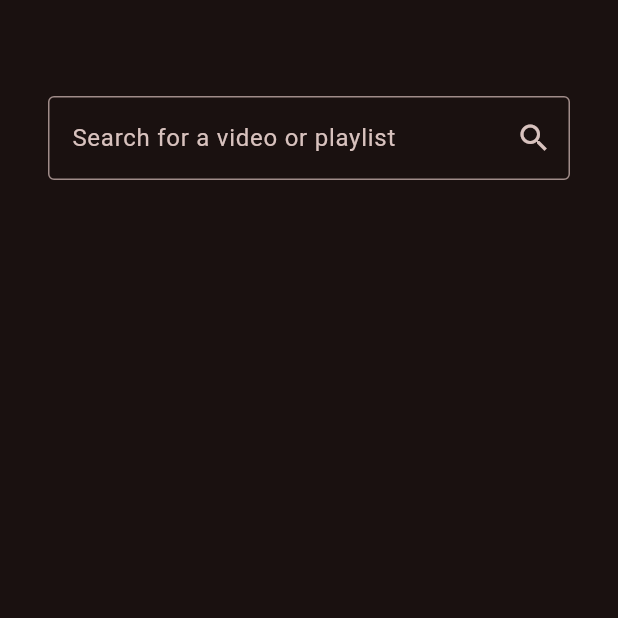
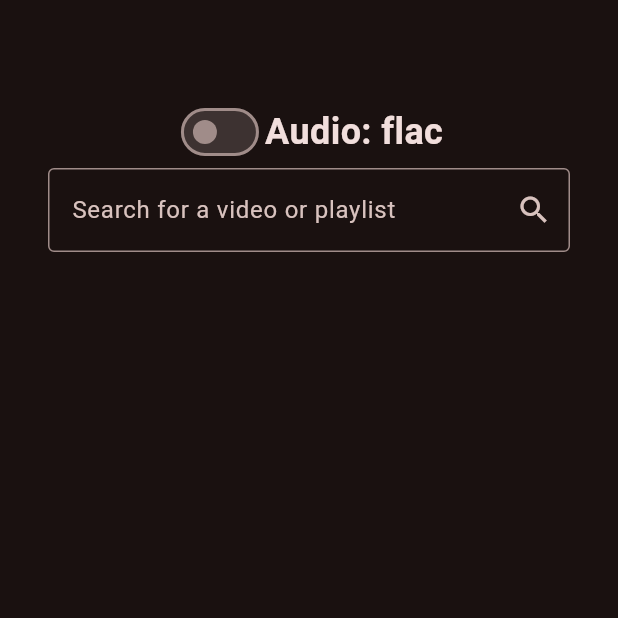
Before and after one commit to Crash285github/yt_downloader, a Flutter app: the screen it shows after launch, on a phone screen of 412 x 824 dp, the top half of it. Run offline on Flutter 3.47's test engine with Material 3 defaults, Android fonts, the phone set to English and light mode, and no system bars; our stand-ins replace file_picker; missing offline and left inert: window_manager, youtube_explode_dart.

Commit message:
upgrade and mp3 toggle

```diff
--- a/lib/downloader.dart
+++ b/lib/downloader.dart
@@ -37,8 +37,9 @@ class Downloader {
       await audioStream.pipe(audioFileStream);
       await audioFileStream.flush();
       await audioFileStream.close();
-    } catch (e) {
+    } catch (e, s) {
       log(e.toString());
+      log(s.toString());
       return false;
     }
 
--- a/lib/home.dart
+++ b/lib/home.dart
@@ -47,7 +47,26 @@ class _HomeScreenState extends State<HomeScreen> {
                 const EdgeInsets.symmetric(vertical: 64.0, horizontal: 32.0),
             itemBuilder: (context, index) {
               if (index == 0) {
-                return Padding(
+                return Column(
+                  children: [
+                    Row(
+                      mainAxisAlignment: MainAxisAlignment.center,
+                      children: [
+                        Switch(
+                          value: HomeScreen.mp3,
+                          onChanged: (value) =>
+                              setState(() => HomeScreen.mp3 = value),
+                        ),
+                        Text(
+                          "Audio: ${HomeScreen.mp3 ? "mp3" : "flac"}",
+                          style: const TextStyle(
+                            fontSize: 24,
+                            fontWeight: FontWeight.w700,
+                          ),
+                        )
+                      ],
+                    ),
+                    Padding(
                       padding: const EdgeInsets.only(bottom: 32.0),
                       child: TextField(
                         controller: _controller,
@@ -60,6 +79,8 @@ class _HomeScreenState extends State<HomeScreen> {
                         ),
                         onSubmitted: search,
                       ),
+                    ),
+                  ],
                 );
               }
               return VideoItem(video: videos[index - 1]);
```
Also changed, not shown: pubspec.yaml (+5 -5 lines), pubspec.lock, 3 other files. Lines whose indentation alone changed are shown as unchanged.
